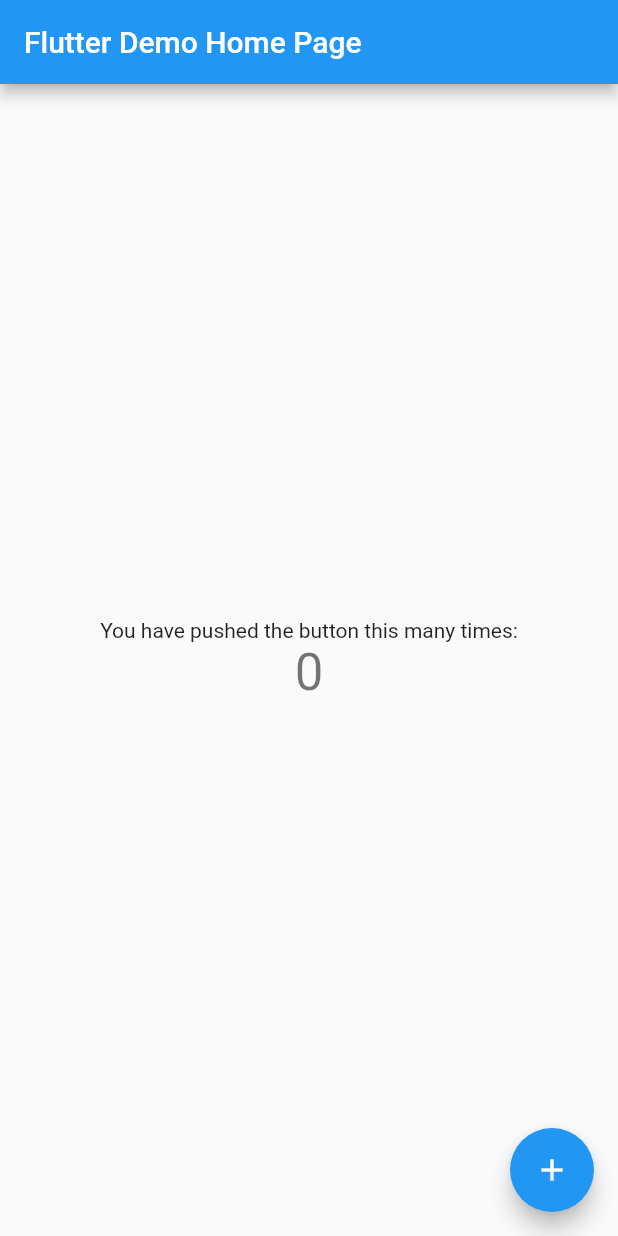
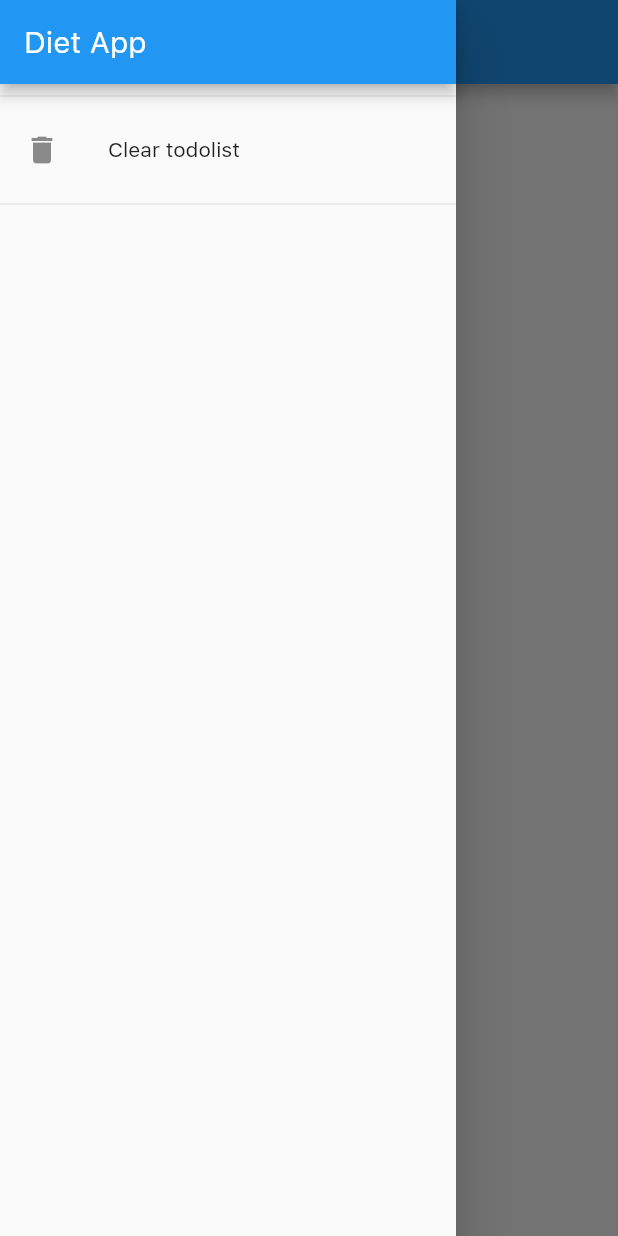
Before and after one commit to ViktoriiaKovalova/viskonsin-todolist-client, a Flutter app: the screen it shows after launch, with the side drawer open (before the commit the screen has no drawer), on a phone screen of 412 x 824 dp. Run offline on Flutter 3.47's test engine with Material 2 defaults, Android fonts, the light colour scheme and no system bars.

Commit message:
general project structure

```diff
--- /dev/null
+++ b/lib/components/app_drawer.dart
@@ -0,0 +1,31 @@
+import 'package:flutter/material.dart';
+import 'package:provider/provider.dart';
+import '../providers/todo_provider.dart';
+
+class AppDrawer extends StatelessWidget {
+  @override
+  Widget build(BuildContext context) {
+    return Drawer(
+      child: Column(
+        children: <Widget>[
+          AppBar(
+            title: Text('Diet App'),
+            automaticallyImplyLeading: false,
+          ),
+          Divider(),
+          ListTile(
+            leading: Icon(Icons.delete),
+            title: Text('Clear todolist'),
+            onTap: () {
+              Provider.of<TodoProvider>(
+                context,
+                listen: false,
+              ).clear();
+            },
+          ),
+          Divider(),
+        ],
+      ),
+    );
+  }
+}
--- a/lib/main.dart
+++ b/lib/main.dart
@@ -1,117 +1,24 @@
 import 'package:flutter/material.dart';
+import 'package:provider/provider.dart';
+import './theme/style.dart';
+import './routes.dart';
+import './providers.dart';
 
 void main() {
-  runApp(MyApp());
+  runApp(TodoApp());
 }
 
-class MyApp extends StatelessWidget {
-  // This widget is the root of your application.
+class TodoApp extends StatelessWidget {
   @override
   Widget build(BuildContext context) {
-    return MaterialApp(
-      title: 'Flutter Demo',
-      theme: ThemeData(
-        // This is the theme of your application.
-        //
-        // Try running your application with "flutter run". You'll see the
-        // application has a blue toolbar. Then, without quitting the app, try
-        // changing the primarySwatch below to Colors.green and then invoke
-        // "hot reload" (press "r" in the console where you ran "flutter run",
-        // or simply save your changes to "hot reload" in a Flutter IDE).
-        // Notice that the counter didn't reset back to zero; the application
-        // is not restarted.
-        primarySwatch: Colors.blue,
-        // This makes the visual density adapt to the platform that you run
-        // the app on. For desktop platforms, the controls will be smaller and
-        // closer together (more dense) than on mobile platforms.
-        visualDensity: VisualDensity.adaptivePlatformDensity,
+    return MultiProvider(
+      providers: appProviders,
+      child: MaterialApp(
+        title: 'TODO app',
+        theme: appTheme(),
+        initialRoute: '/list',
+        routes: routes,
       ),
-      home: MyHomePage(title: 'Flutter Demo Home Page'),
     );
   }
 }
-
-class MyHomePage extends StatefulWidget {
-  MyHomePage({Key key, this.title}) : super(key: key);
-
-  // This widget is the home page of your application. It is stateful, meaning
-  // that it has a State object (defined below) that contains fields that affect
-  // how it looks.
-
-  // This class is the configuration for the state. It holds the values (in this
-  // case the title) provided by the parent (in this case the App widget) and
-  // used by the build method of the State. Fields in a Widget subclass are
-  // always marked "final".
-
-  final String title;
-
-  @override
-  _MyHomePageState createState() => _MyHomePageState();
-}
-
-class _MyHomePageState extends State<MyHomePage> {
-  int _counter = 0;
-
-  void _incrementCounter() {
-    setState(() {
-      // This call to setState tells the Flutter framework that something has
-      // changed in this State, which causes it to rerun the build method below
-      // so that the display can reflect the updated values. If we changed
-      // _counter without calling setState(), then the build method would not be
-      // called again, and so nothing would appear to happen.
-      _counter++;
-    });
-  }
-
-  @override
-  Widget build(BuildContext context) {
-    // This method is rerun every time setState is called, for instance as done
-    // by the _incrementCounter method above.
-    //
-    // The Flutter framework has been optimized to make rerunning build methods
-    // fast, so that you can just rebuild anything that needs updating rather
-    // than having to individually change instances of widgets.
-    return Scaffold(
-      appBar: AppBar(
-        // Here we take the value from the MyHomePage object that was created by
-        // the App.build method, and use it to set our appbar title.
-        title: Text(widget.title),
-      ),
-      body: Center(
-        // Center is a layout widget. It takes a single child and positions it
-        // in the middle of the parent.
-        child: Column(
-          // Column is also a layout widget. It takes a list of children and
-          // arranges them vertically. By default, it sizes itself to fit its
-          // children horizontally, and tries to be as tall as its parent.
-          //
-          // Invoke "debug painting" (press "p" in the console, choose the
-          // "Toggle Debug Paint" action from the Flutter Inspector in Android
-          // Studio, or the "Toggle Debug Paint" command in Visual Studio Code)
-          // to see the wireframe for each widget.
-          //
-          // Column has various properties to control how it sizes itself and
-          // how it positions its children. Here we use mainAxisAlignment to
-          // center the children vertically; the main axis here is the vertical
-          // axis because Columns are vertical (the cross axis would be
-          // horizontal).
-          mainAxisAlignment: MainAxisAlignment.center,
-          children: <Widget>[
-            Text(
-              'You have pushed the button this many times:',
-            ),
-            Text(
-              '$_counter',
-              style: Theme.of(context).textTheme.headline4,
-            ),
-          ],
-        ),
-      ),
-      floatingActionButton: FloatingActionButton(
-        onPressed: _incrementCounter,
-        tooltip: 'Increment',
-        child: Icon(Icons.add),
-      ), // This trailing comma makes auto-formatting nicer for build methods.
-    );
-  }
-}
--- /dev/null
+++ b/lib/models/todo.dart
@@ -0,0 +1,13 @@
+class Todo {
+  final int id;
+  final int timestamp;
+  final String label;
+  final String description;
+
+  Todo({
+    this.id,
+    this.timestamp,
+    this.label,
+    this.description,
+  });
+}
--- /dev/null
+++ b/lib/providers.dart
@@ -0,0 +1,8 @@
+import 'package:provider/provider.dart';
+import './providers/todo_provider.dart';
+
+List<SingleChildCloneableWidget> appProviders = [
+  ChangeNotifierProvider.value(
+    value: TodoProvider(),
+  ),
+];
--- /dev/null
+++ b/lib/providers/todo_provider.dart
@@ -0,0 +1,11 @@
+import 'package:flutter/material.dart';
+import '../models/todo.dart';
+
+class TodoProvider with ChangeNotifier {
+  List<Todo> _todoList = [];
+
+  void clear() {
+    // TODO: api call and error handling
+    _todoList.clear();
+  }
+}
--- /dev/null
+++ b/lib/routes.dart
@@ -0,0 +1,6 @@
+import 'package:flutter/widgets.dart';
+import './screens/day_todolist_screen.dart';
+
+final Map<String, WidgetBuilder> routes = <String, WidgetBuilder>{
+  DayTodolistScreen.routeName: (ctx) => DayTodolistScreen(),
+};
--- /dev/null
+++ b/lib/screens/day_todolist_screen.dart
@@ -0,0 +1,25 @@
+import 'package:flutter/material.dart';
+import '../components/app_drawer.dart';
+
+class DayTodolistScreen extends StatelessWidget {
+  static const String routeName = '/list';
+
+  @override
+  Widget build(BuildContext context) {
+    final appBar = _buildNavBar();
+
+    return Scaffold(
+      appBar: appBar,
+      body: _buildTodoList(),
+      drawer: AppDrawer(),
+    );
+  }
+
+  Widget _buildNavBar() {
+    return AppBar(
+      title: const Text('TODO app'),
+    );
+  }
+
+  Widget _buildTodoList() {}
+}
--- /dev/null
+++ b/lib/theme/style.dart
@@ -0,0 +1,12 @@
+import 'package:flutter/material.dart';
+
+ThemeData appTheme() {
+  return ThemeData(
+    primarySwatch: Colors.blue,
+    fontFamily: 'SFUIDisplay',
+    // This makes the visual density adapt to the platform that you run
+    // the app on. For desktop platforms, the controls will be smaller and
+    // closer together (more dense) than on mobile platforms.
+    visualDensity: VisualDensity.adaptivePlatformDensity,
+  );
+}
```
Also changed, not shown: pubspec.yaml (+12 -53 lines), assets/fonts/SFUIDisplay-Bold.ttf (added), assets/fonts/SFUIText-Regular.ttf (added), assets/fonts/SFUIText-RegularItalic.ttf (added), pubspec.lock.
